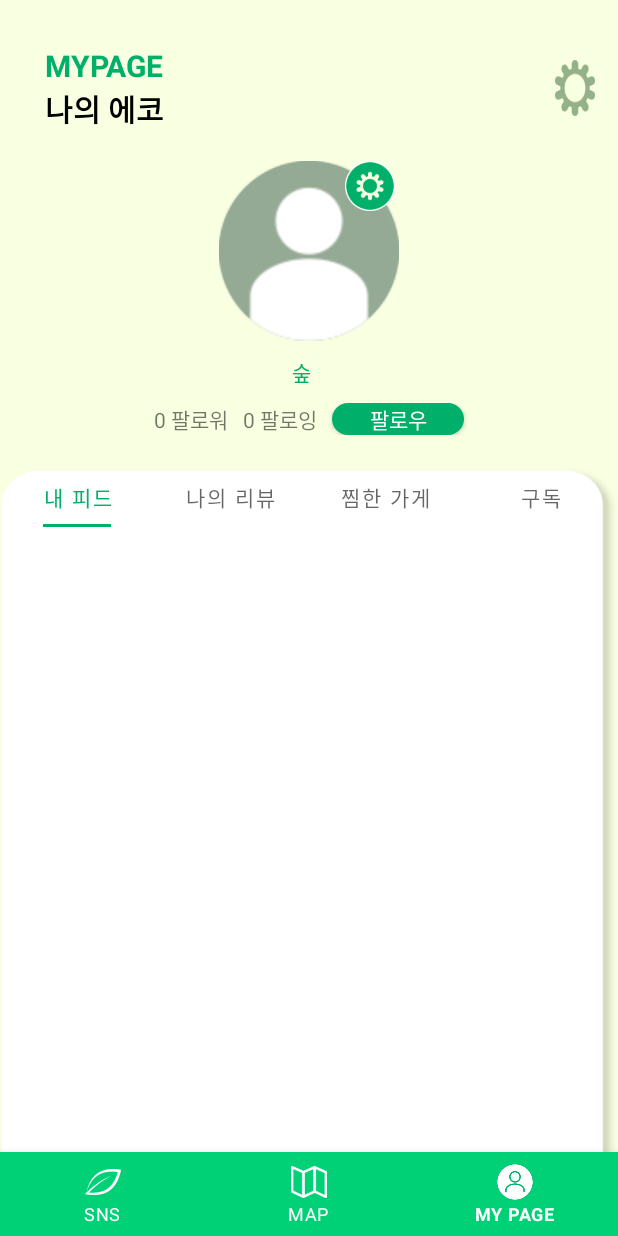
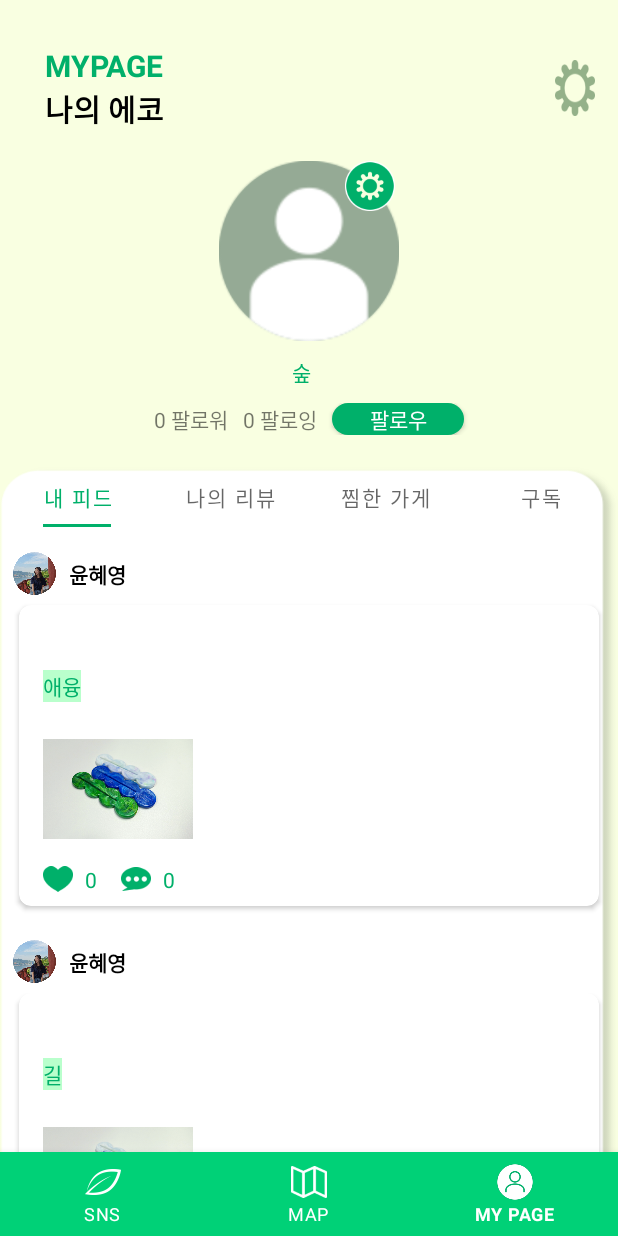
Before and after one commit to bluedev-yu/Co-Echo, an Android app: the screen it shows after launch once a user with an empty profile is signed in (MainActivity), item 3 of the bottom bar chosen, on a phone screen of 412 x 824 dp. Run offline under Robolectric (Android 15) with nearby library versions, the light colour scheme and no system bars; our stand-ins replace CircleImageView, Firebase (no records; nobody signed in at launch, a user with empty details on screens opened directly); pictures from the network do not load.

Commit message:
Hey mijoo

```diff
--- a/app/src/main/java/bluedev_yu/coecho/Fragment/fragmentMyFeed.kt
+++ b/app/src/main/java/bluedev_yu/coecho/Fragment/fragmentMyFeed.kt
@@ -31,11 +31,10 @@
         // Inflate the layout for this fragment
 
         val myfeedList = arrayListOf(
-            Feeds(null, null, null, "윤혜영", "나야나", 100, 90, "해시태그1"),
+            Feeds(null, null, null, 0,0,"애융", false,  ),
+            Feeds(null, null, null, 0,0,"길", false,  ),
+            Feeds(null, null, null, 0,0,"김", false,  ),
 
-            Feeds(null, null, null, "윤혜영", "dd", 10, 0, "해시태그2"),
-
-            Feeds(null, null, null, "윤혜영", "ss", 90, 90, "해시태그3")
         )
 
         val view = inflater.inflate(R.layout.fragment_my_feed, container, false)
--- /dev/null
+++ b/app/src/main/res/drawable/ic_baseline_hambuger_50.xml
@@ -0,0 +1,5 @@
+<vector android:height="50dp" android:tint="?attr/colorControlNormal"
+    android:viewportHeight="24" android:viewportWidth="24"
+    android:width="50dp" xmlns:android="http://schemas.android.com/apk/res/android">
+    <path android:fillColor="@android:color/white" android:pathData="M2,15.5v2h20v-2L2,15.5zM2,10.5v2h20v-2L2,10.5zM2,5.5v2h20v-2L2,5.5z"/>
+</vector>
--- a/app/src/main/res/layout/fragment_my_page.xml
+++ b/app/src/main/res/layout/fragment_my_page.xml
@@ -54,6 +54,8 @@
                 android:layout_width="match_parent"
                 android:layout_height="match_parent"
                 android:layout_weight="6">
+
+
 
                 <androidx.appcompat.widget.AppCompatButton
                     android:layout_width="wrap_content"
```
